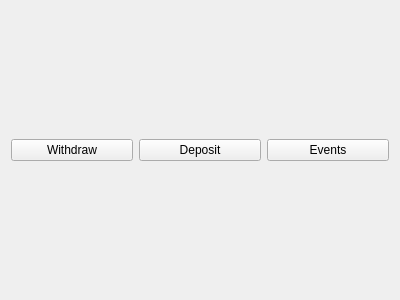
JIkaheimo/ohjelmistokehityksen-sovellusprojekti-2k19, file Ohjelman käyttöliittymät/Gui/mainview.ui: the form before one commit.
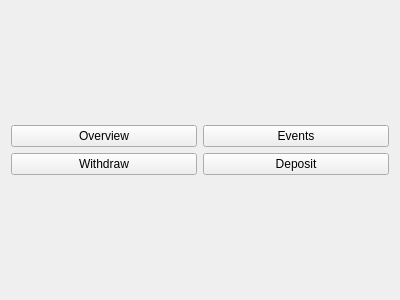
The form after the commit.

What changed in the file:
```diff
--- a/Ohjelman käyttöliittymät/Gui/mainview.ui
+++ b/Ohjelman käyttöliittymät/Gui/mainview.ui
@@ -16,21 +16,28 @@
   <layout class="QGridLayout" name="gridLayout_2">
    <item row="0" column="0">
     <layout class="QGridLayout" name="gridLayout">
-     <item row="0" column="0">
+     <item row="1" column="1">
+      <widget class="QPushButton" name="btnToDeposit">
+       <property name="text">
+        <string>Deposit</string>
+       </property>
+      </widget>
+     </item>
+     <item row="1" column="0">
       <widget class="QPushButton" name="btnToWithdraw">
        <property name="text">
         <string>Withdraw</string>
        </property>
       </widget>
      </item>
+     <item row="0" column="0">
+      <widget class="QPushButton" name="btnToOverview">
+       <property name="text">
+        <string>Overview</string>
+       </property>
+      </widget>
+     </item>
      <item row="0" column="1">
-      <widget class="QPushButton" name="btnToDeposit">
-       <property name="text">
-        <string>Deposit</string>
-       </property>
-      </widget>
-     </item>
-     <item row="0" column="2">
       <widget class="QPushButton" name="btnToEvents">
        <property name="text">
         <string>Events</string>
```
